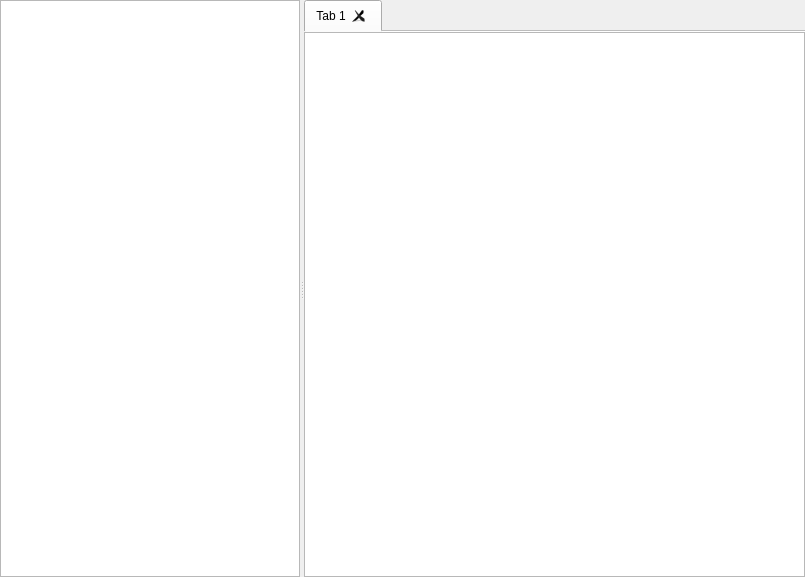
The window that n_code_widget.ui (h13i32maru/navyjs-legacy2) describes before a commit, drawn with Qt 5.
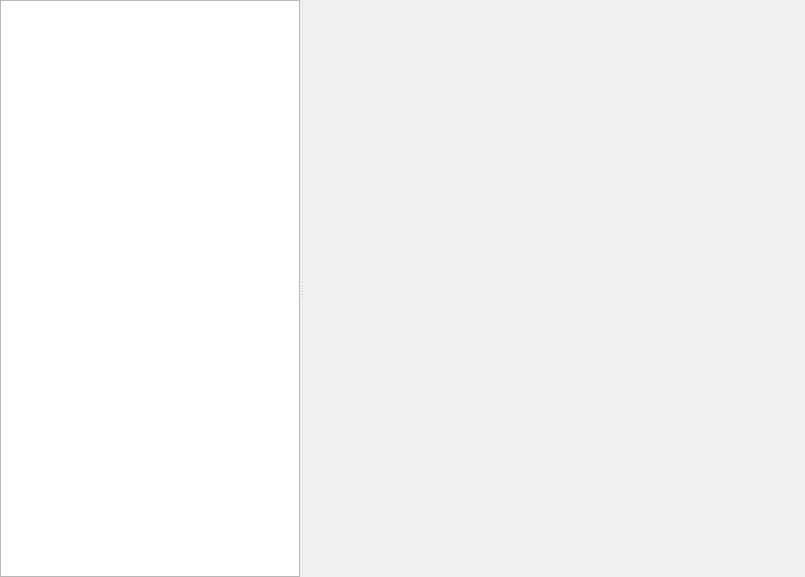
The same window after the commit.

Diff of the .ui file:
```diff
--- a/n_code_widget.ui
+++ b/n_code_widget.ui
@@ -70,28 +70,6 @@
       <property name="movable">
        <bool>true</bool>
       </property>
-      <widget class="QWidget" name="tab">
-       <attribute name="title">
-        <string>Tab 1</string>
-       </attribute>
-       <layout class="QHBoxLayout" name="horizontalLayout_6">
-        <property name="leftMargin">
-         <number>0</number>
-        </property>
-        <property name="topMargin">
-         <number>0</number>
-        </property>
-        <property name="rightMargin">
-         <number>0</number>
-        </property>
-        <property name="bottomMargin">
-         <number>0</number>
-        </property>
-        <item>
-         <widget class="QTextEdit" name="textEdit_4"/>
-        </item>
-       </layout>
-      </widget>
      </widget>
     </widget>
    </item>
```
Left out of the diff: 2 changed lines with no effect on the pictures.
